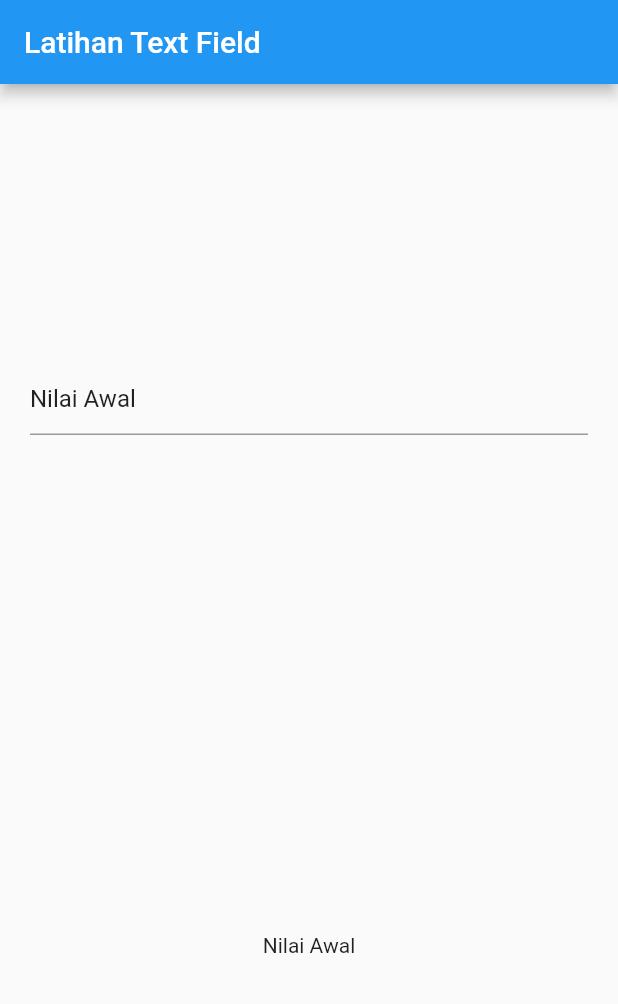
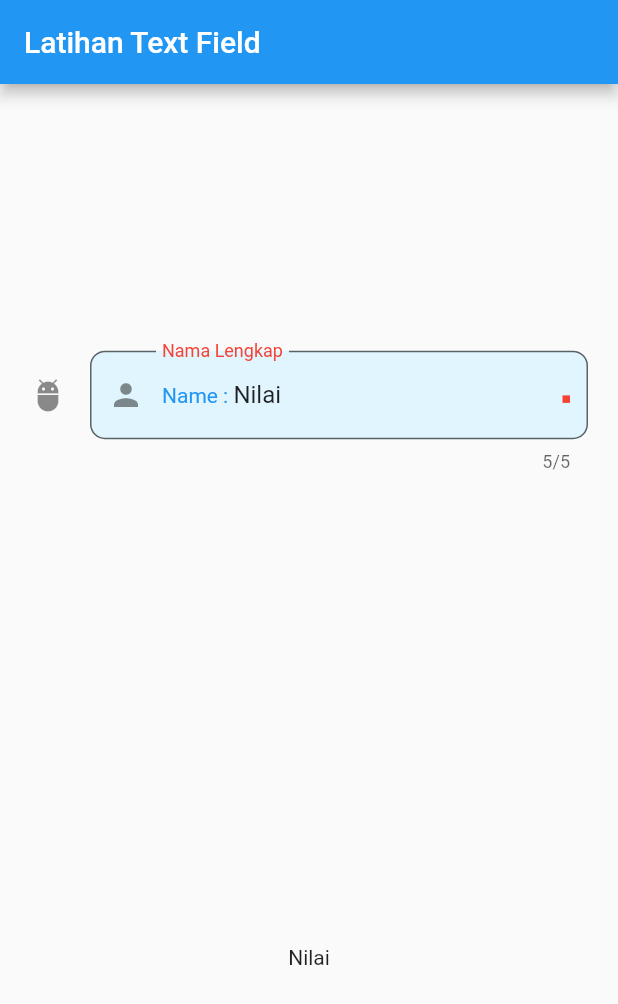
Before and after one commit to rankoms/belajar_flutter, a Flutter app: the screen it shows after launch, on a phone screen of 412 x 824 dp. Shown: the top 1004 px of the screen. Run offline on Flutter 3.47's test engine with Material 2 defaults, Android fonts, the phone set to English and light mode, and no system bars.

Commit message:
menambahkan field decoration

```diff
--- a/lib/main.dart
+++ b/lib/main.dart
@@ -10,7 +10,7 @@ class MyApp extends StatefulWidget {
 }
 
 class _MyAppState extends State<MyApp> {
-  TextEditingController controller = TextEditingController(text: 'Nilai Awal');
+  TextEditingController controller = TextEditingController(text: 'Nilai');
   @override
   Widget build(BuildContext context) {
     return MaterialApp(
@@ -24,6 +24,22 @@ class _MyAppState extends State<MyApp> {
             mainAxisAlignment: MainAxisAlignment.spaceAround,
             children: [
               TextField(
+                  maxLength: 5,
+                  decoration: InputDecoration(
+                      icon: Icon(Icons.adb),
+                      fillColor: Colors.lightBlue[50],
+                      filled: true,
+                      // prefix: Container(width: 5, height: 5, color: Colors.red),
+                      suffix: Container(width: 5, height: 5, color: Colors.red),
+                      prefixText: 'Name : ',
+                      prefixIcon: Icon(Icons.person),
+                      prefixStyle: TextStyle(color: Colors.blue),
+                      labelText: "Nama Lengkap",
+                      labelStyle: TextStyle(color: Colors.red),
+                      hintText: "Nama Lengkap Anda",
+                      hintStyle: TextStyle(color: Colors.green),
+                      border: OutlineInputBorder(
+                          borderRadius: BorderRadius.circular(10))),
                   onChanged: (value) {
                     setState(() {});
                   },
```
